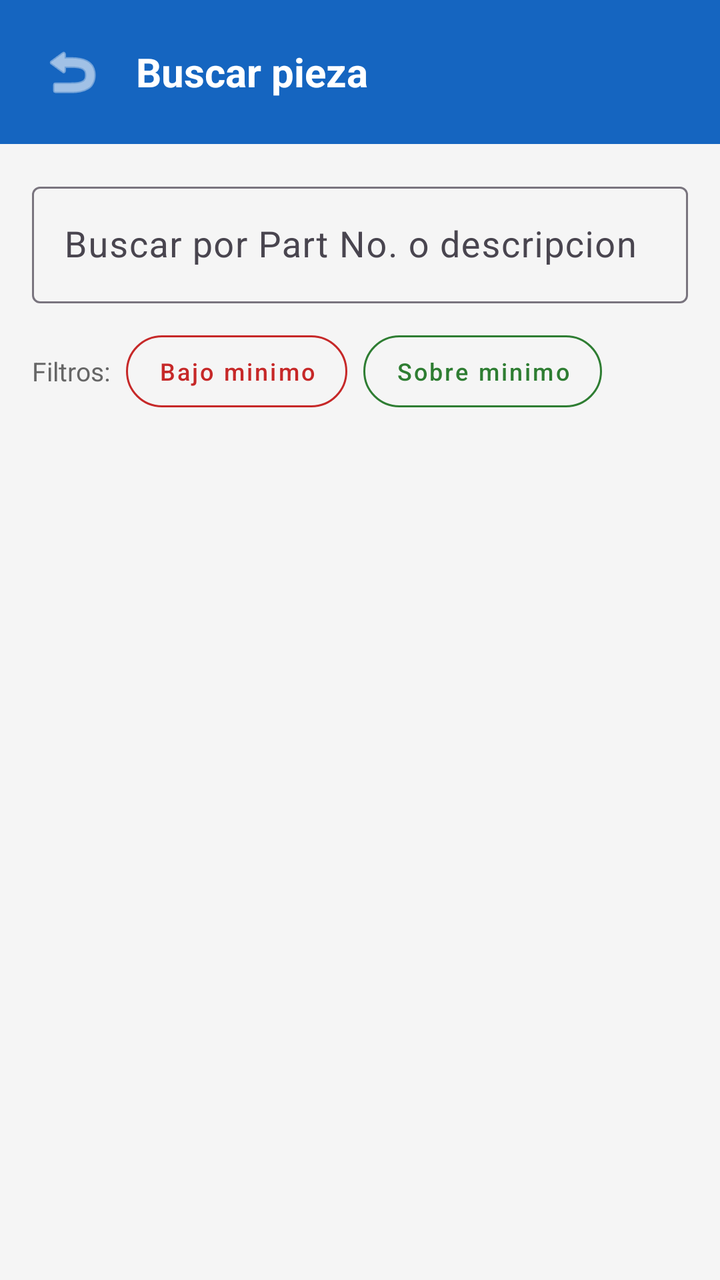
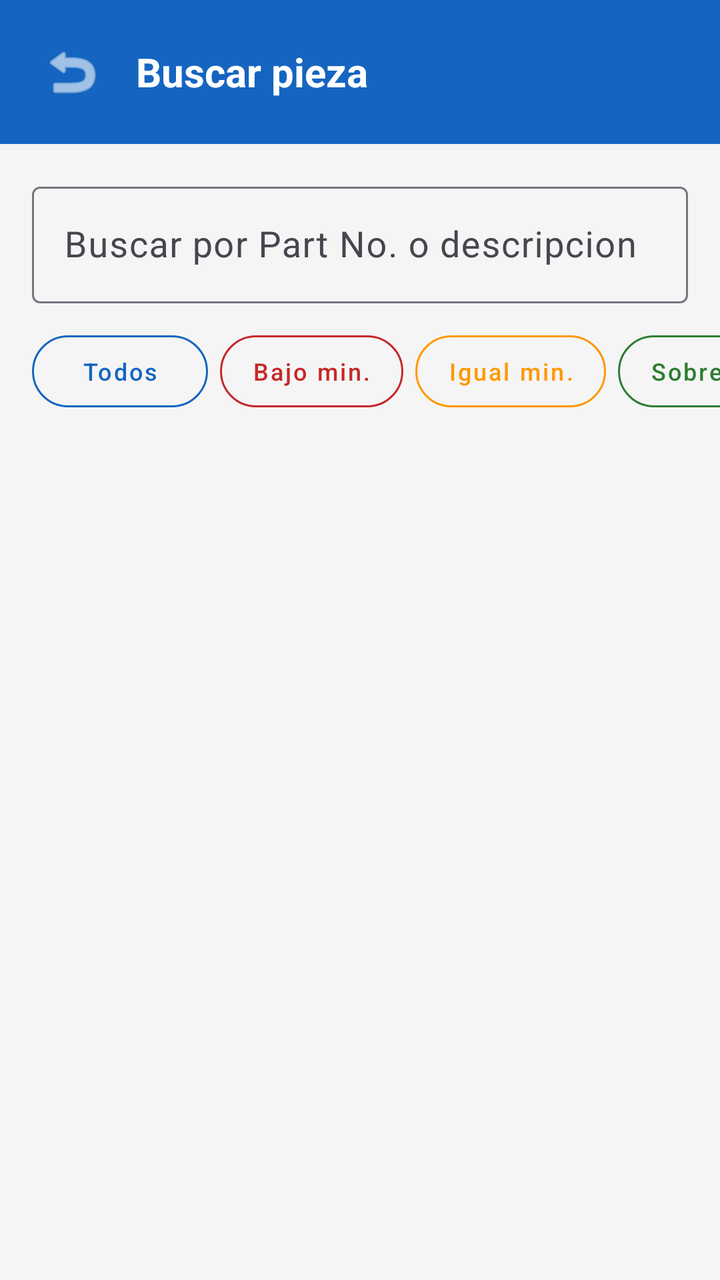

The first picture is an Android layout as it rendered before a commit; the second is the same layout after the commit. The layout source and the unified diff follow.
<!-- AndroidManifest.xml: activity theme Theme.InventarioAlmacen -->
<!-- res/layout/activity_search.xml -->
<?xml version="1.0" encoding="utf-8"?>
<LinearLayout
    xmlns:android="http://schemas.android.com/apk/res/android"
    xmlns:app="http://schemas.android.com/apk/res-auto"
    android:layout_width="match_parent"
    android:layout_height="match_parent"
    android:orientation="vertical"
    android:background="@color/background">

    
    <LinearLayout
        android:layout_width="match_parent"
        android:layout_height="wrap_content"
        android:orientation="horizontal"
        android:background="@color/primary"
        android:padding="16dp"
        android:gravity="center_vertical">

        <ImageButton
            android:id="@+id/btnBack"
            android:layout_width="40dp"
            android:layout_height="40dp"
            android:src="@android:drawable/ic_menu_revert"
            android:background="?attr/selectableItemBackgroundBorderless"
            android:contentDescription="Volver"
            app:tint="@android:color/white" />

        <TextView
            android:layout_width="0dp"
            android:layout_height="wrap_content"
            android:layout_weight="1"
            android:text="Buscar pieza"
            android:textColor="@android:color/white"
            android:textSize="20sp"
            android:textStyle="bold"
            android:layout_marginStart="12dp" />
    </LinearLayout>

    <com.google.android.material.textfield.TextInputLayout
        android:layout_width="match_parent"
        android:layout_height="wrap_content"
        android:hint="Buscar por Part No. o descripcion"
        android:layout_margin="16dp">

        <com.google.android.material.textfield.TextInputEditText
            android:id="@+id/etSearch"
            android:layout_width="match_parent"
            android:layout_height="wrap_content"
            android:inputType="textCapCharacters"
            android:imeOptions="actionSearch"
            android:textSize="18sp" />
    </com.google.android.material.textfield.TextInputLayout>

    
    <LinearLayout
        android:layout_width="match_parent"
        android:layout_height="wrap_content"
        android:orientation="horizontal"
        android:paddingStart="16dp"
        android:paddingEnd="16dp"
        android:paddingBottom="8dp"
        android:gravity="center_vertical">

        <TextView
            android:layout_width="wrap_content"
            android:layout_height="wrap_content"
            android:text="Filtros:"
            android:textSize="13sp"
            android:textColor="#666666"
            android:layout_marginEnd="8dp" />

        <com.google.android.material.button.MaterialButton
            android:id="@+id/btnFilterLow"
            style="@style/Widget.MaterialComponents.Button.OutlinedButton"
            android:layout_width="wrap_content"
            android:layout_height="36dp"
            android:text="Bajo minimo"
            android:textSize="12sp"
            android:textAllCaps="false"
            app:cornerRadius="18dp"
            app:strokeColor="@color/stock_low"
            android:textColor="@color/stock_low"
            android:insetTop="0dp"
            android:insetBottom="0dp"
            android:minHeight="0dp"
            android:layout_marginEnd="8dp" />

        <com.google.android.material.button.MaterialButton
            android:id="@+id/btnFilterOk"
            style="@style/Widget.MaterialComponents.Button.OutlinedButton"
            android:layout_width="wrap_content"
            android:layout_height="36dp"
            android:text="Sobre minimo"
            android:textSize="12sp"
            android:textAllCaps="false"
            app:cornerRadius="18dp"
            app:strokeColor="@color/stock_ok"
            android:textColor="@color/stock_ok"
            android:insetTop="0dp"
            android:insetBottom="0dp"
            android:minHeight="0dp" />
    </LinearLayout>

    <TextView
        android:id="@+id/tvResultCount"
        android:layout_width="match_parent"
        android:layout_height="wrap_content"
        android:paddingStart="16dp"
        android:paddingEnd="16dp"
        android:paddingBottom="8dp"
        android:textSize="13sp"
        android:textColor="#888888" />

    <ProgressBar
        android:id="@+id/progressBar"
        android:layout_width="wrap_content"
        android:layout_height="wrap_content"
        android:layout_gravity="center"
        android:layout_marginTop="20dp"
        android:visibility="gone" />

    <androidx.recyclerview.widget.RecyclerView
        android:id="@+id/recyclerResults"
        android:layout_width="match_parent"
        android:layout_height="match_parent"
        android:clipToPadding="false"
        android:paddingBottom="16dp" />

</LinearLayout>
<!-- resources referenced by this layout -->
<resources>
  <color name="background">#F5F5F5</color>
  <color name="primary">#1565C0</color>
  <color name="stock_low">#C62828</color>
  <color name="stock_ok">#2E7D32</color>
  <style name="Theme.InventarioAlmacen" parent="Theme.Material3.Light.NoActionBar">
          <item name="colorPrimary">@color/primary</item>
          <item name="colorPrimaryDark">@color/primary_dark</item>
          <item name="colorAccent">@color/accent</item>
          <item name="android:statusBarColor">@color/primary_dark</item>
      </style>
  <color name="primary_dark">#0D47A1</color>
  <color name="accent">#FF6F00</color>
</resources>

<!-- the commit's change to res/layout/activity_search.xml (unified diff, before → after) -->
@@ -52,54 +52,84 @@
     </com.google.android.material.textfield.TextInputLayout>
 
     
-    <LinearLayout
+    <HorizontalScrollView
         android:layout_width="match_parent"
         android:layout_height="wrap_content"
-        android:orientation="horizontal"
-        android:paddingStart="16dp"
-        android:paddingEnd="16dp"
-        android:paddingBottom="8dp"
-        android:gravity="center_vertical">
+        android:scrollbars="none"
+        android:paddingBottom="8dp">
 
-        <TextView
+        <LinearLayout
             android:layout_width="wrap_content"
             android:layout_height="wrap_content"
-            android:text="Filtros:"
-            android:textSize="13sp"
-            android:textColor="#666666"
-            android:layout_marginEnd="8dp" />
+            android:orientation="horizontal"
+            android:paddingStart="16dp"
+            android:paddingEnd="16dp"
+            android:gravity="center_vertical">
 
-        <com.google.android.material.button.MaterialButton
-            android:id="@+id/btnFilterLow"
-            style="@style/Widget.MaterialComponents.Button.OutlinedButton"
-            android:layout_width="wrap_content"
-            android:layout_height="36dp"
-            android:text="Bajo minimo"
-            android:textSize="12sp"
-            android:textAllCaps="false"
-            app:cornerRadius="18dp"
-            app:strokeColor="@color/stock_low"
-            android:textColor="@color/stock_low"
-            android:insetTop="0dp"
-            android:insetBottom="0dp"
-            android:minHeight="0dp"
-            android:layout_marginEnd="8dp" />
+            <com.google.android.material.button.MaterialButton
+                android:id="@+id/btnFilterAll"
+                style="@style/Widget.MaterialComponents.Button.OutlinedButton"
+                android:layout_width="wrap_content"
+                android:layout_height="36dp"
+                android:text="Todos"
+                android:textSize="12sp"
+                android:textAllCaps="false"
+                app:cornerRadius="18dp"
+                app:strokeColor="@color/primary"
+                android:textColor="@color/primary"
+                android:insetTop="0dp"
+                android:insetBottom="0dp"
+                android:minHeight="0dp"
+                android:layout_marginEnd="6dp" />
 
-        <com.google.android.material.button.MaterialButton
-            android:id="@+id/btnFilterOk"
-            style="@style/Widget.MaterialComponents.Button.OutlinedButton"
-            android:layout_width="wrap_content"
-            android:layout_height="36dp"
-            android:text="Sobre minimo"
-            android:textSize="12sp"
-            android:textAllCaps="false"
-            app:cornerRadius="18dp"
-            app:strokeColor="@color/stock_ok"
-            android:textColor="@color/stock_ok"
-            android:insetTop="0dp"
-            android:insetBottom="0dp"
-            android:minHeight="0dp" />
-    </LinearLayout>
+            <com.google.android.material.button.MaterialButton
+                android:id="@+id/btnFilterLow"
+                style="@style/Widget.MaterialComponents.Button.OutlinedButton"
+                android:layout_width="wrap_content"
+                android:layout_height="36dp"
+                android:text="Bajo min."
+                android:textSize="12sp"
+                android:textAllCaps="false"
+                app:cornerRadius="18dp"
+                app:strokeColor="@color/stock_low"
+                android:textColor="@color/stock_low"
+                android:insetTop="0dp"
+                android:insetBottom="0dp"
+                android:minHeight="0dp"
+                android:layout_marginEnd="6dp" />
+
+            <com.google.android.material.button.MaterialButton
+                android:id="@+id/btnFilterEqual"
+                style="@style/Widget.MaterialComponents.Button.OutlinedButton"
+                android:layout_width="wrap_content"
+                android:layout_height="36dp"
+                android:text="Igual min."
+                android:textSize="12sp"
+                android:textAllCaps="false"
+                app:cornerRadius="18dp"
+                app:strokeColor="#FF9800"
+                android:textColor="#FF9800"
+                android:insetTop="0dp"
+                android:insetBottom="0dp"
+                android:minHeight="0dp"
+                android:layout_marginEnd="6dp" />
+
+            <com.google.android.material.button.MaterialButton
+                android:id="@+id/btnFilterOk"
+                style="@style/Widget.MaterialComponents.Button.OutlinedButton"
+                android:layout_width="wrap_content"
+                android:layout_height="36dp"
+                android:text="Sobre min."
+                android:textSize="12sp"
+                android:textAllCaps="false"
+                app:cornerRadius="18dp"
+                app:strokeColor="@color/stock_ok"
+                android:textColor="@color/stock_ok"
+                android:insetTop="0dp"
+                android:insetBottom="0dp"
+                android:minHeight="0dp" />
+        </LinearLayout>
+    </HorizontalScrollView>
 
     <TextView
         android:id="@+id/tvResultCount"
